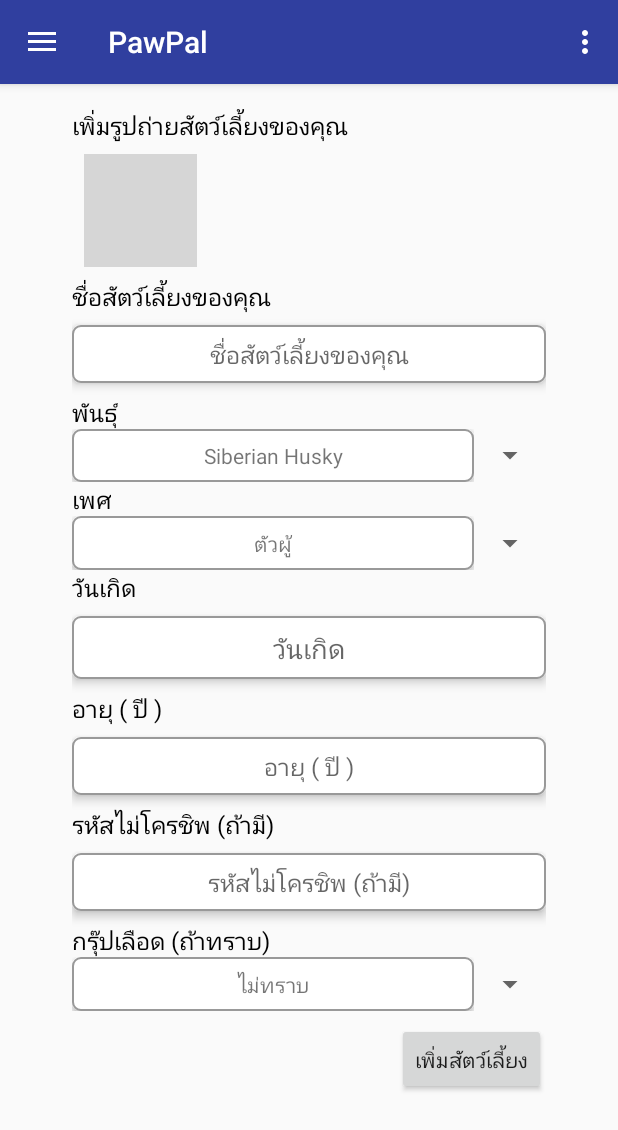
After one commit to s56011216/DogFinder-App, an Android app: the AddDogFragment screen opened directly, with no data from a screen before it, on a phone screen of 412 x 824 dp. The commit adds this screen. Shown: the top 1130 px of the screen. Run offline under Robolectric (Android 15) with nearby library versions, the phone set to English and light mode, and no system bars; our stand-ins replace CircleImageView; network calls fail; pictures from the network do not load; 4 statements that could not run were skipped; grey boxes are pictures that could not be loaded.

Commit message:
add add_dog fragment

```diff
--- /dev/null
+++ b/app/src/main/java/com/siriporn/dogfindertest/CustomAdapter/ListAddDogImgAdapter.java
@@ -0,0 +1,82 @@
+package com.siriporn.dogfindertest.CustomAdapter;
+
+import android.content.Context;
+import android.support.v7.widget.RecyclerView;
+import android.util.Log;
+import android.view.LayoutInflater;
+import android.view.View;
+import android.view.ViewGroup;
+
+import com.siriporn.dogfindertest.R;
+import com.siriporn.dogfindertest.ViewHolder.ListAddDogImgViewHolder;
+
+import java.util.ArrayList;
+
+/**
+ * Created by ChiChaChai on 29-Jun-17.
+ */
+
+public class ListAddDogImgAdapter extends RecyclerView.Adapter<ListAddDogImgViewHolder> {
+
+
+    Context context;
+    ListAddDogImgViewHolder viewHolder;
+    ArrayList<Integer> dog_img_resource = new ArrayList<>();
+
+
+    public ListAddDogImgAdapter(Context context) {
+        super();
+        this.context = context;
+    }
+
+
+    @Override
+    public ListAddDogImgViewHolder onCreateViewHolder(ViewGroup parent, int viewType) {
+
+        View view = LayoutInflater.from(context).inflate(R.layout.list_item_add_dog_img, parent, false);
+        viewHolder = new ListAddDogImgViewHolder(view);
+
+        return viewHolder;
+    }
+
+    @Override
+    public void onBindViewHolder(ListAddDogImgViewHolder holder, int position) {
+        final int pos= position;
+        //last img
+        if (position == getItemCount() - 1) {
+            holder.dog_img.setImageResource(R.drawable.circle_add);
+            holder.dog_img.setAlpha(0.5f);
+            holder.dog_img.setOnClickListener(new View.OnClickListener() {
+                @Override
+                public void onClick(View v) {
+                    Log.i("ListAddImgDog","add");
+                    addImg(R.drawable.sample_0);
+
+                }
+            });
+        } else {
+            holder.dog_img.setImageResource(dog_img_resource.get(position));
+            holder.dog_img.setOnClickListener(new View.OnClickListener() {
+                @Override
+                public void onClick(View v) {
+                    Log.i("ListAddImgDog",""+pos);
+                }
+            });
+        }
+    }
+
+
+    @Override
+    public int getItemCount() {
+        return dog_img_resource.size() + 1;
+    }
+
+    public void addImg(int img_resource) {
+        dog_img_resource.add(img_resource);
+        for (int position = 0; position < getItemCount(); position++) {
+
+            onBindViewHolder(viewHolder, position);
+
+        }
+    }
+}
--- /dev/null
+++ b/app/src/main/java/com/siriporn/dogfindertest/Fragments/AddDogFragment.java
@@ -0,0 +1,185 @@
+package com.siriporn.dogfindertest.Fragments;
+
+import android.app.DatePickerDialog;
+import android.content.Context;
+
+import android.net.Uri;
+import android.os.Bundle;
+import android.support.v4.app.Fragment;
+import android.support.v4.app.FragmentManager;
+import android.support.v7.widget.LinearLayoutManager;
+import android.support.v7.widget.RecyclerView;
+import android.view.LayoutInflater;
+import android.view.View;
+import android.view.ViewGroup;
+import android.widget.ArrayAdapter;
+import android.widget.Button;
+import android.widget.DatePicker;
+import android.widget.EditText;
+import android.widget.Spinner;
+
+import com.siriporn.dogfindertest.CustomAdapter.ListAddDogImgAdapter;
+import com.siriporn.dogfindertest.R;
+
+import java.util.Calendar;
+
+
+public class AddDogFragment extends Fragment {
+
+    private static final String ARG_PARAM1 = "param1";
+    private static final String ARG_PARAM2 = "param2";
+
+
+    private String mParam1;
+    private String mParam2;
+
+    private OnFragmentInteractionListener mListener;
+
+    RecyclerView listImgDog;
+    ListAddDogImgAdapter listAddDogImgAdapter;
+    LinearLayoutManager linearLayoutManager;
+
+    EditText name_input;
+    Spinner breed_input;
+    Spinner gender_input;
+    EditText birthday_input;
+    EditText age_input;
+    EditText microship_input;
+    Spinner bloodtype_input;
+    Button add_dog_button;
+
+    ArrayAdapter<String> breed_spinner_adapter;
+    ArrayAdapter<String> gender_spinner_adapter;
+    ArrayAdapter<String> bloodtype_spinner_adapter;
+
+
+    public AddDogFragment() {
+        // Required empty public constructor
+    }
+
+
+    public static AddDogFragment newInstance(String param1, String param2) {
+        AddDogFragment fragment = new AddDogFragment();
+        Bundle args = new Bundle();
+        args.putString(ARG_PARAM1, param1);
+        args.putString(ARG_PARAM2, param2);
+        fragment.setArguments(args);
+        return fragment;
+    }
+
+    @Override
+    public void onCreate(Bundle savedInstanceState) {
+        super.onCreate(savedInstanceState);
+        if (getArguments() != null) {
+            mParam1 = getArguments().getString(ARG_PARAM1);
+            mParam2 = getArguments().getString(ARG_PARAM2);
+        }
+    }
+
+    @Override
+    public View onCreateView(LayoutInflater inflater, ViewGroup container,
+                             Bundle savedInstanceState) {
+        // Inflate the layout for this fragment
+        View view = inflater.inflate(R.layout.fragment_add_dog, container, false);
+
+        //init add img recyclerview
+        listImgDog = (RecyclerView) view.findViewById(R.id.list_add_dog_img);
+        listAddDogImgAdapter = new ListAddDogImgAdapter(getActivity());
+        linearLayoutManager = new LinearLayoutManager(getActivity());
+        linearLayoutManager.setOrientation(LinearLayoutManager.HORIZONTAL);
+
+        listImgDog.setLayoutManager(linearLayoutManager);
+        listImgDog.setAdapter(listAddDogImgAdapter);
+
+
+        name_input = (EditText) view.findViewById(R.id.add_dog_name);
+
+        breed_input = (Spinner) view.findViewById(R.id.add_dog_breed);
+        breed_spinner_adapter = new ArrayAdapter<>(getActivity(), R.layout.list_item_spinner, getResources().getStringArray(R.array.fragment_add_dog_breed_type));
+        breed_input.setAdapter(breed_spinner_adapter);
+
+        gender_input = (Spinner) view.findViewById(R.id.add_dog_gender);
+        gender_spinner_adapter = new ArrayAdapter<>(getActivity(), R.layout.list_item_spinner, getResources().getStringArray(R.array.fragment_add_dog_gender_type));
+        gender_input.setAdapter(gender_spinner_adapter);
+
+        birthday_input = (EditText) view.findViewById(R.id.add_dog_birthday);
+        final Calendar calendar = Calendar.getInstance();
+        final DatePickerDialog.OnDateSetListener date = new DatePickerDialog.OnDateSetListener() {
+            @Override
+            public void onDateSet(DatePicker view, int year, int month, int dayOfMonth) {
+                birthday_input.setText("" + dayOfMonth + "/" + month + "/" + year);
+            }
+        };
+        birthday_input.setOnClickListener(new View.OnClickListener() {
+            @Override
+            public void onClick(View v) {
+                new DatePickerDialog(getActivity()
+                        , date
+                        , calendar.get(Calendar.YEAR)
+                        , calendar.get(Calendar.MONTH)
+                        , calendar.get(Calendar.DAY_OF_MONTH))
+                        .show();
+            }
+        });
+        birthday_input.setKeyListener(null);
+
+        age_input = (EditText) view.findViewById(R.id.add_dog_age);
+
+        microship_input = (EditText) view.findViewById(R.id.add_dog_microship);
+
+        bloodtype_input = (Spinner) view.findViewById(R.id.add_dog_bloodtype);
+        bloodtype_spinner_adapter = new ArrayAdapter<>(getActivity(), R.layout.list_item_spinner, getResources().getStringArray(R.array.fragment_add_dog_bloodtype_type));
+        bloodtype_input.setAdapter(bloodtype_spinner_adapter);
+
+        add_dog_button = (Button) view.findViewById(R.id.add_dog_add);
+        add_dog_button.setOnClickListener(new View.OnClickListener() {
+            @Override
+            public void onClick(View v) {
+            }
+        });
+
+        return view;
+    }
+
+    // TODO: Rename method, update argument and hook method into UI event
+    public void onButtonPressed(Uri uri) {
+        if (mListener != null) {
+            mListener.onFragmentInteraction(uri);
+        }
+    }
+
+//    @Override
+//    public void onAttach(Context context) {
+//        super.onAttach(context);
+//
+//
+//
+//        if (context instanceof OnFragmentInteractionListener) {
+//            mListener = (OnFragmentInteractionListener) context;
+//        } else {
+//            throw new RuntimeException(context.toString()
+//                    + " must implement OnFragmentInteractionListener");
+//        }
+//    }
+
+    @Override
+    public void onDetach() {
+        super.onDetach();
+        mListener = null;
+    }
+
+    /**
+     * This interface must be implemented by activities that contain this
+     * fragment to allow an interaction in this fragment to be communicated
+     * to the activity and potentially other fragments contained in that
+     * activity.
+     * <p>
+     * See the Android Training lesson <a href=
+     * "http://developer.android.com/training/basics/fragments/communicating.html"
+     * >Communicating with Other Fragments</a> for more information.
+     */
+    public interface OnFragmentInteractionListener {
+        // TODO: Update argument type and name
+        void onFragmentInteraction(Uri uri);
+    }
+}
--- a/app/src/main/java/com/siriporn/dogfindertest/Fragments/HomeFragment.java
+++ b/app/src/main/java/com/siriporn/dogfindertest/Fragments/HomeFragment.java
@@ -4,6 +4,7 @@ import android.content.Context;
 import android.net.Uri;
 import android.os.Bundle;
 import android.support.v4.app.Fragment;
+import android.support.v4.app.FragmentManager;
 import android.support.v7.app.ActionBar;
 import android.support.v7.widget.LinearLayoutManager;
 import android.support.v7.widget.RecyclerView;
@@ -48,6 +49,8 @@ public class HomeFragment extends Fragment {
 
     ListView schedule_timeline;
     ScheduleHomeAdapter scheduleHomeAdapter;
+
+    FragmentManager fragmentManager ;
 
     int[] img_res = {
             R.drawable.sample_0,
@@ -116,6 +119,9 @@ public class HomeFragment extends Fragment {
         schedule_timeline = (ListView) view.findViewById(R.id.schedule_home);
         scheduleHomeAdapter = new ScheduleHomeAdapter(getActivity(), img_res, name_dog, name_dog);
         schedule_timeline.setAdapter(scheduleHomeAdapter);
+
+        fragmentManager = getActivity().getSupportFragmentManager();
+
         return view;
     }
 
--- /dev/null
+++ b/app/src/main/java/com/siriporn/dogfindertest/ViewHolder/ListAddDogImgViewHolder.java
@@ -0,0 +1,24 @@
+package com.siriporn.dogfindertest.ViewHolder;
+
+import android.support.v7.widget.RecyclerView;
+import android.view.View;
+
+import com.siriporn.dogfindertest.R;
+import com.siriporn.dogfindertest.Utilty.CircleImageView;
+
+/**
+ * Created by ChiChaChai on 29-Jun-17.
+ */
+
+public class ListAddDogImgViewHolder extends RecyclerView.ViewHolder {
+    View view;
+    public CircleImageView dog_img;
+
+    public ListAddDogImgViewHolder(View itemView) {
+        super(itemView);
+        this.view = itemView;
+        dog_img = (CircleImageView) view.findViewById(R.id.add_dog_img);
+
+
+    }
+}
--- /dev/null
+++ b/app/src/main/res/layout/fragment_add_dog.xml
@@ -0,0 +1,170 @@
+<FrameLayout xmlns:android="http://schemas.android.com/apk/res/android"
+    xmlns:app="http://schemas.android.com/apk/res-auto"
+    xmlns:tools="http://schemas.android.com/tools"
+    android:layout_width="match_parent"
+    android:layout_height="match_parent"
+    android:layout_marginBottom="@dimen/activity_vertical_margin"
+    android:layout_marginEnd="@dimen/activity_horizontal_margin"
+    android:layout_marginStart="@dimen/activity_horizontal_margin"
+    android:layout_marginTop="@dimen/activity_vertical_margin"
+    tools:context="com.siriporn.dogfindertest.Fragments.AddDogFragment">
+
+    <ScrollView
+        android:layout_width="match_parent"
+        android:layout_height="match_parent">
+
+        <LinearLayout
+            android:layout_width="match_parent"
+            android:layout_height="match_parent"
+            android:gravity="top|center"
+            android:paddingBottom="32dp"
+            android:orientation="vertical">
+
+            <TextView
+                android:layout_width="wrap_content"
+                android:layout_height="wrap_content"
+                android:layout_gravity="start"
+                android:text="เพิ่มรูปถ่ายสัตว์เลี้ยงของคุณ"
+                android:textColor="@color/black"
+                android:textSize="@dimen/text_size" />
+
+            <android.support.v7.widget.RecyclerView
+                android:id="@+id/list_add_dog_img"
+                android:layout_width="match_parent"
+                android:layout_height="75dp"
+                android:layout_marginBottom="8dp"
+                android:layout_marginTop="8dp"
+                android:layout_gravity="center_horizontal"
+                android:orientation="horizontal">
+
+
+            </android.support.v7.widget.RecyclerView>
+
+
+            <TextView
+                android:layout_width="wrap_content"
+                android:layout_height="wrap_content"
+                android:layout_gravity="start"
+                android:text="@string/fragment_add_dog_name"
+                android:textColor="@color/black"
+                android:textSize="@dimen/text_size" />
+
+            <EditText
+
+                android:id="@+id/add_dog_name"
+                style="@style/FacebookEdittext"
+                android:layout_width="match_parent"
+                android:layout_height="wrap_content"
+                android:hint="@string/fragment_add_dog_name"
+                android:maxLines="1"
+                android:textSize="@dimen/text_size" />
+
+            <TextView
+                android:layout_width="wrap_content"
+                android:layout_height="wrap_content"
+                android:layout_gravity="start"
+                android:text="@string/fragment_add_dog_breed"
+                android:textColor="@color/black"
+                android:textSize="@dimen/text_size" />
+
+            <Spinner
+                android:id="@+id/add_dog_breed"
+
+                android:layout_width="match_parent"
+                android:layout_height="wrap_content" />
+
+            <TextView
+                android:layout_width="wrap_content"
+                android:layout_height="wrap_content"
+                android:layout_gravity="start"
+                android:text="@string/fragment_add_dog_gender"
+                android:textColor="@color/black"
+                android:textSize="@dimen/text_size" />
+
+            <Spinner
+                android:id="@+id/add_dog_gender"
+                android:layout_width="match_parent"
+                android:layout_height="wrap_content" />
+
+            <TextView
+                android:layout_width="wrap_content"
+                android:layout_height="wrap_content"
+                android:layout_gravity="start"
+                android:text="@string/fragment_add_dog_birthday"
+                android:textColor="@color/black"
+                android:textSize="@dimen/text_size" />
+
+            <EditText
+                android:id="@+id/add_dog_birthday"
+                style="@style/FacebookEdittext"
+
+                android:layout_width="match_parent"
+                android:layout_height="wrap_content"
+                android:hint="@string/fragment_add_dog_birthday" />
+
+            <TextView
+                android:layout_width="wrap_content"
+                android:layout_height="wrap_content"
+                android:layout_gravity="start"
+                android:text="@string/fragment_add_dog_age"
+                android:textColor="@color/black"
+                android:textSize="@dimen/text_size" />
+
+            <EditText
+                android:id="@+id/add_dog_age"
+                style="@style/FacebookEdittext"
+                android:layout_width="match_parent"
+                android:layout_height="wrap_content"
+                android:hint="@string/fragment_add_dog_age"
+                android:inputType="numberDecimal"
+                android:maxLines="1"
+                android:textSize="@dimen/text_size" />
+
+            <TextView
+                android:layout_width="wrap_content"
+                android:layout_height="wrap_content"
+                android:layout_gravity="start"
+                android:text="@string/fragment_add_dog_microship"
+                android:textColor="@color/black"
+                android:textSize="@dimen/text_size" />
+
+            <EditText
+
+                android:id="@+id/add_dog_microship"
+                style="@style/FacebookEdittext"
+                android:layout_width="match_parent"
+                android:layout_height="wrap_content"
+                android:hint="@string/fragment_add_dog_microship"
+                android:maxLines="1"
+                android:textSize="@dimen/text_size" />
+
+
+            <TextView
+                android:layout_width="wrap_content"
+                android:layout_height="wrap_content"
+                android:layout_gravity="start"
+                android:text="@string/fragment_add_dog_bloodtype"
+                android:textColor="@color/black"
+                android:textSize="@dimen/text_size" />
+
+            <Spinner
+                android:id="@+id/add_dog_bloodtype"
+                android:layout_width="match_parent"
+                android:layout_height="wrap_content" />
+
+            <Button
+                android:layout_width="wrap_content"
+                android:layout_height="wrap_content"
+                android:text="@string/fragment_add_dog_add"
+                android:id="@+id/add_dog_add"
+                android:layout_marginTop="8dp"
+                android:layout_gravity="end"/>
+
+
+        </LinearLayout>
+
+
+    </ScrollView>
+
+
+</FrameLayout>
--- /dev/null
+++ b/app/src/main/res/layout/list_item_add_dog_img.xml
@@ -0,0 +1,13 @@
+<?xml version="1.0" encoding="utf-8"?>
+<LinearLayout xmlns:android="http://schemas.android.com/apk/res/android"
+    android:layout_width="wrap_content"
+    android:layout_height="match_parent"
+    android:paddingStart="8dp"
+    android:paddingEnd="8dp"
+    android:orientation="vertical">
+
+    <com.siriporn.dogfindertest.Utilty.CircleImageView
+        android:id="@+id/add_dog_img"
+        android:layout_width="75dp"
+        android:layout_height="75dp" />
+</LinearLayout>
--- a/app/src/main/res/layout/list_schedule_home.xml
+++ b/app/src/main/res/layout/list_item_schedule_home.xml
@@ -2,7 +2,7 @@
 <android.support.v7.widget.CardView xmlns:android="http://schemas.android.com/apk/res/android"
     xmlns:app="http://schemas.android.com/apk/res-auto"
     android:layout_width="match_parent"
-    android:layout_height="100dp"
+    android:layout_height="128dp"
     android:orientation="horizontal"
     android:paddingBottom="8dp"
     android:paddingTop="8dp">
--- /dev/null
+++ b/app/src/main/res/layout/list_item_spinner.xml
@@ -0,0 +1,8 @@
+<?xml version="1.0" encoding="utf-8"?>
+<TextView
+    xmlns:android="http://schemas.android.com/apk/res/android"
+    android:layout_width="match_parent"
+    android:layout_height="wrap_content"
+    android:gravity="center_horizontal"
+
+    style="@style/FacebookEdittext"/>
--- a/app/src/main/res/values/dimens.xml
+++ b/app/src/main/res/values/dimens.xml
@@ -1,6 +1,6 @@
 <resources>
     <!-- Default screen margins, per the Android Design guidelines. -->
-    <dimen name="activity_horizontal_margin">16dp</dimen>
+    <dimen name="activity_horizontal_margin">48dp</dimen>
     <dimen name="activity_vertical_margin">16dp</dimen>
 
 
@@ -11,4 +11,6 @@
 
     <dimen name="activity_margin">16dp</dimen>
     <dimen name="text_size">16sp</dimen>
+
+
 </resources>
--- a/app/src/main/res/values/strings.xml
+++ b/app/src/main/res/values/strings.xml
@@ -13,7 +13,7 @@
 
     <!-- TODO: Remove or change this placeholder text -->
     <string name="hello_blank_fragment">Hello blank fragment</string>
-    <string name="title_activity_main">Dog Finder</string>
+    <string name="title_activity_main">PawPal</string>
     <string name="title_activity_mydog2">My Dog</string>
     <string name="title_activity_dog_add_info">Add Dog</string>
     <string name="title_activity_search_breed">Search Breed</string>
@@ -54,7 +54,7 @@
     <string name="action_sign_in">เข้าสู่ระบบ</string>
     <string name="action_sign_in_short">เข้าสู่ระบบ</string>
     <string name="error_invalid_email">E-mail ไม่ถูกต้อง</string>
-    <string name="error_invalid_password">E-mail สั้นเกินไป</string>
+    <string name="error_invalid_password">รหัสผ่านต้องเป็นตัวอักษรหรือตัวเลขอย่างน้อย 8-24 ตัวอักษร</string>
     <string name="error_incorrect_password">รหัสผ่านไม่ถูกต้อง</string>
     <string name="error_field_required">ต้องกรอกข้อมูลที่ช่องนี้</string>
     <string name="permission_rationale">"Contacts permissions are needed for providing email
@@ -64,4 +64,34 @@
     <!--Home Fragment-->
     <string name="fragment_home_pet">สัตว์เลี้ยง</string>
 
+    <!--Add Dog Fragment-->
+    <string name="fragment_add_dog_name">ชื่อสัตว์เลี้ยงของคุณ</string>
+    <string name="fragment_add_dog_breed">พันธุ์</string>
+    <string name="fragment_add_dog_gender">เพศ</string>
+    <string name="fragment_add_dog_sterize">ทำหมัน</string>
+    <string name="fragment_add_dog_birthday">วันเกิด</string>
+    <string name="fragment_add_dog_age">อายุ ( ปี )</string>
+    <string name="fragment_add_dog_microship">รหัสไม่โครชิพ (ถ้ามี)</string>
+    <string name="fragment_add_dog_bloodtype">กรุ๊ปเลือด (ถ้าทราบ)</string>
+    <string name="fragment_add_dog_add">เพิ่มสัตว์เลี้ยง</string>
+    <string-array name="fragment_add_dog_breed_type">
+        <item>Siberian Husky</item>
+        <item>Pug</item>
+        <item>Labrador Retriever</item>
+        <item>Beagle</item>
+        <item>German Shepherd</item>
+        <item>Poodle</item>
+        <item>Bulldog</item>
+    </string-array>
+    <string-array name="fragment_add_dog_gender_type">
+        <item>ตัวผู้</item>
+        <item>ตัวเมีย</item>
+    </string-array>
+    <string-array name="fragment_add_dog_bloodtype_type">
+        <item>ไม่ทราบ</item>
+        <item>DEA</item>
+        <item>A</item>
+        <item>B</item>
+        <item>ZZZ</item>
+    </string-array>
 </resources>
```
Also changed, not shown: app/src/main/java/com/siriporn/dogfindertest/CustomAdapter/ListDogAdapter.java (+16 -8 lines), app/src/main/java/com/siriporn/dogfindertest/CustomAdapter/ScheduleHomeAdapter.java (+4 -5 lines), app/src/main/java/com/siriporn/dogfindertest/Login.java (+13 -9 lines), app/src/main/java/com/siriporn/dogfindertest/MainActivity.java (+14 -10 lines), app/src/main/res/layout/activity_login2.xml (+4 -4 lines), app/src/main/res/layout/activity_register.xml (+4 -4 lines), app/src/main/res/layout/fragment_home.xml (+4 -4 lines), app/src/main/res/layout/fragment_login.xml (+35 -22 lines), app/src/main/res/layout/list_item_my_dog.xml (renamed from app/src/main/res/layout/list_my_dog.xml).
